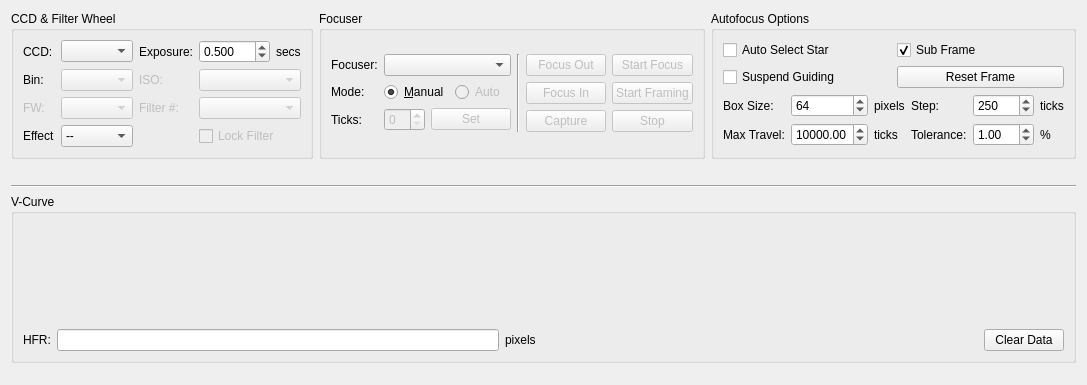
First picture: the form in kstars/ekos/focus.ui, repository KDE/kstars, before the edit.
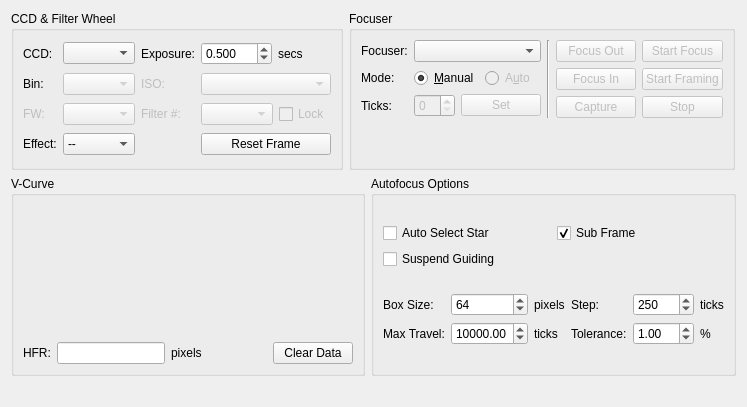
Second picture: the form after the edit. Custom widgets are drawn as their Qt base class.

Commit message: Improve focus GUI and replace plotting widget with QCustomPlot

```diff
--- a/kstars/ekos/focus.ui
+++ b/kstars/ekos/focus.ui
@@ -6,11 +6,11 @@
    <rect>
     <x>0</x>
     <y>0</y>
-    <width>1025</width>
-    <height>385</height>
+    <width>747</width>
+    <height>407</height>
    </rect>
   </property>
-  <layout class="QVBoxLayout" name="verticalLayout_3">
+  <layout class="QVBoxLayout" name="verticalLayout_5">
    <item>
     <layout class="QHBoxLayout" name="horizontalLayout_5">
      <item>
@@ -19,14 +19,14 @@
         <string>CCD &amp;&amp; Filter Wheel</string>
        </property>
        <layout class="QGridLayout" name="gridLayout_4">
-        <item row="3" column="1">
+        <item row="2" column="1">
          <widget class="QComboBox" name="FilterCaptureCombo">
           <property name="enabled">
            <bool>false</bool>
           </property>
          </widget>
         </item>
-        <item row="3" column="2">
+        <item row="2" column="2">
          <widget class="QLabel" name="FilterPosLabel">
           <property name="enabled">
            <bool>false</bool>
@@ -42,14 +42,42 @@
           </property>
          </widget>
         </item>
-        <item row="3" column="3">
-         <widget class="QComboBox" name="FilterPosCombo">
-          <property name="enabled">
-           <bool>false</bool>
+        <item row="2" column="3">
+         <layout class="QHBoxLayout" name="horizontalLayout_10">
+          <item>
+           <widget class="QComboBox" name="FilterPosCombo">
+            <property name="enabled">
+             <bool>false</bool>
+            </property>
+           </widget>
+          </item>
+          <item>
+           <widget class="QCheckBox" name="lockFilterCheck">
+            <property name="enabled">
+             <bool>false</bool>
+            </property>
+            <property name="toolTip">
+             <string>If locked, the focus process will always use the specified filter when performing autofocus.
+Otherwise, the autofocus process will utilize whatever filter currently set by the driver.</string>
+            </property>
+            <property name="text">
+             <string>Lock</string>
+            </property>
+           </widget>
+          </item>
+         </layout>
+        </item>
+        <item row="3" column="0">
+         <widget class="QLabel" name="label_8">
+          <property name="toolTip">
+           <string>Apply filter to image after capture to enhance it</string>
+          </property>
+          <property name="text">
+           <string>Effect:</string>
           </property>
          </widget>
         </item>
-        <item row="4" column="1">
+        <item row="3" column="1">
          <widget class="QComboBox" name="filterCombo">
           <item>
            <property name="text">
@@ -58,6 +86,39 @@
           </item>
          </widget>
         </item>
+        <item row="1" column="3">
+         <widget class="QComboBox" name="ISOCombo">
+          <property name="enabled">
+           <bool>false</bool>
+          </property>
+         </widget>
+        </item>
+        <item row="2" column="0">
+         <widget class="QLabel" name="FilterCaptureLabel">
+          <property name="enabled">
+           <bool>false</bool>
+          </property>
+          <property name="toolTip">
+           <string>Filter Wheel</string>
+          </property>
+          <property name="whatsThis">
+           <string/>
+          </property>
+          <property name="text">
+           <string>FW:</string>
+          </property>
+         </widget>
+        </item>
+        <item row="0" column="1">
+         <widget class="QComboBox" name="CCDCaptureCombo"/>
+        </item>
+        <item row="0" column="2">
+         <widget class="QLabel" name="label_7">
+          <property name="text">
+           <string>Exposure:</string>
+          </property>
+         </widget>
+        </item>
         <item row="0" column="3">
          <layout class="QHBoxLayout" name="horizontalLayout_3">
           <item>
@@ -88,56 +149,10 @@
           </item>
          </layout>
         </item>
-        <item row="0" column="2">
-         <widget class="QLabel" name="label_7">
+        <item row="1" column="0">
+         <widget class="QLabel" name="label_18">
           <property name="text">
-           <string>Exposure:</string>
-          </property>
-         </widget>
-        </item>
-        <item row="4" column="0">
-         <widget class="QLabel" name="label_8">
-          <property name="toolTip">
-           <string>Apply filter to image after capture to enhance it</string>
-          </property>
-          <property name="text">
-           <string>Effect</string>
-          </property>
-         </widget>
-        </item>
-        <item row="3" column="0">
-         <widget class="QLabel" name="FilterCaptureLabel">
-          <property name="enabled">
-           <bool>false</bool>
-          </property>
-          <property name="toolTip">
-           <string>Filter Wheel</string>
-          </property>
-          <property name="whatsThis">
-           <string/>
-          </property>
-          <property name="text">
-           <string>FW:</string>
-          </property>
-         </widget>
-        </item>
-        <item row="0" column="0">
-         <widget class="QLabel" name="textLabel1_6">
-          <property name="toolTip">
-           <string/>
-          </property>
-          <property name="whatsThis">
-           <string/>
-          </property>
-          <property name="text">
-           <string>CCD:</string>
-          </property>
-         </widget>
-        </item>
-        <item row="1" column="3">
-         <widget class="QComboBox" name="ISOCombo">
-          <property name="enabled">
-           <bool>false</bool>
+           <string>Bin:</string>
           </property>
          </widget>
         </item>
@@ -158,27 +173,26 @@
           </property>
          </widget>
         </item>
-        <item row="0" column="1">
-         <widget class="QComboBox" name="CCDCaptureCombo"/>
-        </item>
-        <item row="4" column="3">
-         <widget class="QCheckBox" name="lockFilterCheck">
-          <property name="enabled">
-           <bool>false</bool>
-          </property>
+        <item row="3" column="3">
+         <widget class="QPushButton" name="resetFrameB">
           <property name="toolTip">
-           <string>If locked, the focus process will always use the specified filter when performing autofocus.
-Otherwise, the autofocus process will utilize whatever filter currently set by the driver.</string>
+           <string>Reset frame to full capture</string>
           </property>
           <property name="text">
-           <string>Lock Filter</string>
+           <string>Reset Frame</string>
           </property>
          </widget>
         </item>
-        <item row="1" column="0">
-         <widget class="QLabel" name="label_18">
+        <item row="0" column="0">
+         <widget class="QLabel" name="textLabel1_6">
+          <property name="toolTip">
+           <string/>
+          </property>
+          <property name="whatsThis">
+           <string/>
+          </property>
           <property name="text">
-           <string>Bin:</string>
+           <string>CCD:</string>
           </property>
          </widget>
         </item>
@@ -220,7 +234,7 @@
                  <bool>false</bool>
                 </property>
                 <property name="text">
-                 <string>Auto</string>
+                 <string>A&amp;uto</string>
                 </property>
                </widget>
               </item>
@@ -345,6 +359,121 @@
           </item>
          </layout>
         </item>
+        <item>
+         <spacer name="verticalSpacer_2">
+          <property name="orientation">
+           <enum>Qt::Vertical</enum>
+          </property>
+          <property name="sizeHint" stdset="0">
+           <size>
+            <width>20</width>
+            <height>40</height>
+           </size>
+          </property>
+         </spacer>
+        </item>
+       </layout>
+      </widget>
+     </item>
+     <item>
+      <spacer name="horizontalSpacer_2">
+       <property name="orientation">
+        <enum>Qt::Horizontal</enum>
+       </property>
+       <property name="sizeHint" stdset="0">
+        <size>
+         <width>40</width>
+         <height>20</height>
+        </size>
+       </property>
+      </spacer>
+     </item>
+    </layout>
+   </item>
+   <item>
+    <layout class="QHBoxLayout" name="horizontalLayout_6">
+     <item>
+      <widget class="QGroupBox" name="groupBox_4">
+       <property name="sizePolicy">
+        <sizepolicy hsizetype="Expanding" vsizetype="MinimumExpanding">
+         <horstretch>0</horstretch>
+         <verstretch>0</verstretch>
+        </sizepolicy>
+       </property>
+       <property name="minimumSize">
+        <size>
+         <width>0</width>
+         <height>200</height>
+        </size>
+       </property>
+       <property name="title">
+        <string>V-Curve</string>
+       </property>
+       <layout class="QVBoxLayout" name="verticalLayout_2">
+        <item>
+         <widget class="QCustomPlot" name="HFRPlot" native="true">
+          <property name="sizePolicy">
+           <sizepolicy hsizetype="Preferred" vsizetype="MinimumExpanding">
+            <horstretch>0</horstretch>
+            <verstretch>0</verstretch>
+           </sizepolicy>
+          </property>
+          <property name="minimumSize">
+           <size>
+            <width>200</width>
+            <height>100</height>
+           </size>
+          </property>
+         </widget>
+        </item>
+        <item>
+         <layout class="QHBoxLayout" name="horizontalLayout_4">
+          <item>
+           <widget class="QLabel" name="label_2">
+            <property name="text">
+             <string>HFR:</string>
+            </property>
+           </widget>
+          </item>
+          <item>
+           <widget class="QLineEdit" name="HFROut">
+            <property name="readOnly">
+             <bool>true</bool>
+            </property>
+           </widget>
+          </item>
+          <item>
+           <widget class="QLabel" name="label_6">
+            <property name="text">
+             <string>pixels</string>
+            </property>
+           </widget>
+          </item>
+          <item>
+           <spacer name="horizontalSpacer">
+            <property name="orientation">
+             <enum>Qt::Horizontal</enum>
+            </property>
+            <property name="sizeType">
+             <enum>QSizePolicy::Expanding</enum>
+            </property>
+            <property name="sizeHint" stdset="0">
+             <size>
+              <width>40</width>
+              <height>13</height>
+             </size>
+            </property>
+           </spacer>
+          </item>
+          <item>
+           <widget class="QPushButton" name="clearDataB">
+            <property name="text">
+             <string>Clear Data</string>
+            </property>
+           </widget>
+          </item>
+         </layout>
+        </item>
        </layout>
       </widget>
      </item>
@@ -353,55 +482,49 @@
        <property name="title">
         <string>Autofocus Options</string>
        </property>
-       <layout class="QVBoxLayout" name="verticalLayout_5">
+       <layout class="QVBoxLayout" name="verticalLayout_4">
         <item>
-         <layout class="QHBoxLayout" name="horizontalLayout_8">
+         <layout class="QVBoxLayout" name="verticalLayout_3">
           <item>
-           <widget class="QCheckBox" name="kcfg_autoSelectStar">
-            <property name="toolTip">
-             <string>Automatically select the best focus star from the image</string>
-            </property>
-            <property name="text">
-             <string>Auto Select Star</string>
-            </property>
-           </widget>
+           <layout class="QHBoxLayout" name="horizontalLayout_8">
+            <item>
+             <widget class="QCheckBox" name="kcfg_autoSelectStar">
+              <property name="toolTip">
+               <string>Automatically select the best focus star from the image</string>
+              </property>
+              <property name="text">
+               <string>Auto Select Star</string>
+              </property>
+             </widget>
+            </item>
+            <item>
+             <widget class="QCheckBox" name="kcfg_subFrame">
+              <property name="toolTip">
+               <string>Subframe around the focus star during the autofocus procedure</string>
+              </property>
+              <property name="text">
+               <string>Sub Frame</string>
+              </property>
+              <property name="checked">
+               <bool>true</bool>
+              </property>
+             </widget>
+            </item>
+           </layout>
           </item>
           <item>
-           <widget class="QCheckBox" name="kcfg_subFrame">
-            <property name="toolTip">
-             <string>Subframe around the focus star during the autofocus procedure</string>
-            </property>
-            <property name="text">
-             <string>Sub Frame</string>
-            </property>
-            <property name="checked">
-             <bool>true</bool>
-            </property>
-           </widget>
-          </item>
-         </layout>
-        </item>
-        <item>
-         <layout class="QHBoxLayout" name="horizontalLayout_7">
-          <item>
-           <widget class="QCheckBox" name="suspendGuideCheck">
-            <property name="toolTip">
-             <string>Suspend Guiding while autofocus in progress</string>
-            </property>
-            <property name="text">
-             <string>Suspend Guiding</string>
-            </property>
-           </widget>
-          </item>
-          <item>
-           <widget class="QPushButton" name="resetFrameB">
-            <property name="toolTip">
-             <string>Reset frame to full capture</string>
-            </property>
-            <property name="text">
-             <string>Reset Frame</string>
-            </property>
-           </widget>
+           <layout class="QHBoxLayout" name="horizontalLayout_7">
+            <item>
+             <widget class="QCheckBox" name="suspendGuideCheck">
+              <property name="toolTip">
+               <string>Suspend Guiding while autofocus in progress</string>
+              </property>
+              <property name="text">
+               <string>Suspend Guiding</string>
+              </property>
+             </widget>
+            </item>
+           </layout>
           </item>
          </layout>
         </item>
@@ -540,93 +663,6 @@
      </item>
     </layout>
    </item>
-   <item>
-    <spacer name="horizontalSpacer_2">
-     <property name="orientation">
-      <enum>Qt::Horizontal</enum>
-     </property>
-     <property name="sizeHint" stdset="0">
-      <size>
-       <width>1008</width>
-       <height>20</height>
-      </size>
-     </property>
-    </spacer>
-   </item>
-   <item>
-    <widget class="Line" name="line_3">
-     <property name="orientation">
-      <enum>Qt::Horizontal</enum>
-     </property>
-    </widget>
-   </item>
-   <item>
-    <widget class="QGroupBox" name="groupBox_4">
-     <property name="title">
-      <string>V-Curve</string>
-     </property>
-     <layout class="QVBoxLayout" name="verticalLayout_2">
-      <item>
-       <widget class="KPlotWidget" name="HFRPlot">
-        <property name="minimumSize">
-         <size>
-          <width>200</width>
-          <height>100</height>
-         </size>
-        </property>
-       </widget>
-      </item>
-      <item>
-       <layout class="QHBoxLayout" name="horizontalLayout_4">
-        <item>
-         <widget class="QLabel" name="label_2">
-          <property name="text">
-           <string>HFR:</string>
-          </property>
-         </widget>
-        </item>
-        <item>
-         <widget class="QLineEdit" name="HFROut">
-          <property name="readOnly">
-           <bool>true</bool>
-          </property>
-         </widget>
-        </item>
-        <item>
-         <widget class="QLabel" name="label_6">
-          <property name="text">
-           <string>pixels</string>
-          </property>
-         </widget>
-        </item>
-        <item>
-         <spacer name="horizontalSpacer">
-          <property name="orientation">
-           <enum>Qt::Horizontal</enum>
-          </property>
-          <property name="sizeType">
-           <enum>QSizePolicy::Expanding</enum>
-          </property>
-          <property name="sizeHint" stdset="0">
-           <size>
-            <width>40</width>
-            <height>13</height>
-           </size>
-          </property>
-         </spacer>
-        </item>
-        <item>
-         <widget class="QPushButton" name="clearDataB">
-          <property name="text">
-           <string>Clear Data</string>
-          </property>
-         </widget>
-        </item>
-       </layout>
-      </item>
-     </layout>
-    </widget>
-   </item>
    <item>
     <spacer name="verticalSpacer">
      <property name="orientation">
@@ -635,21 +671,18 @@
      <property name="sizeHint" stdset="0">
       <size>
        <width>20</width>
-       <height>1</height>
+       <height>0</height>
       </size>
      </property>
     </spacer>
    </item>
   </layout>
-  <zorder>line_3</zorder>
-  <zorder>groupBox_4</zorder>
-  <zorder>verticalSpacer_2</zorder>
  </widget>
  <customwidgets>
   <customwidget>
-   <class>KPlotWidget</class>
-   <extends>QFrame</extends>
-   <header>kplotwidget.h</header>
+   <class>QCustomPlot</class>
+   <extends>QWidget</extends>
+   <header>auxiliary/qcustomplot.h</header>
    <container>1</container>
   </customwidget>
  </customwidgets>
```
The commit also changes 4 other files.
